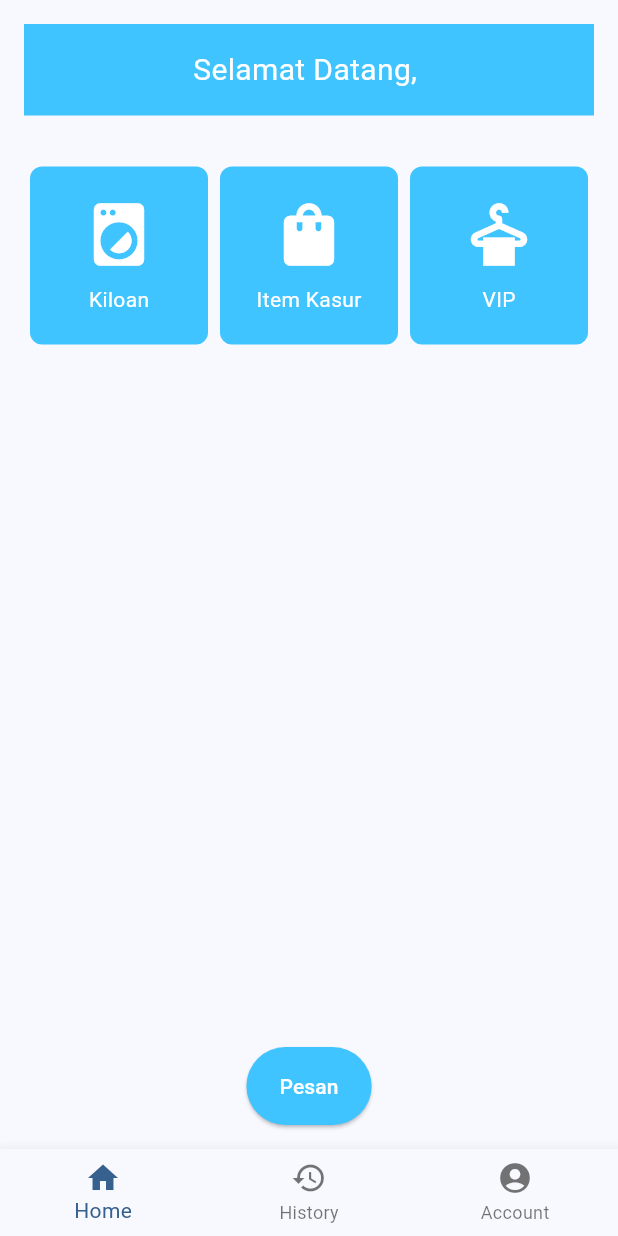
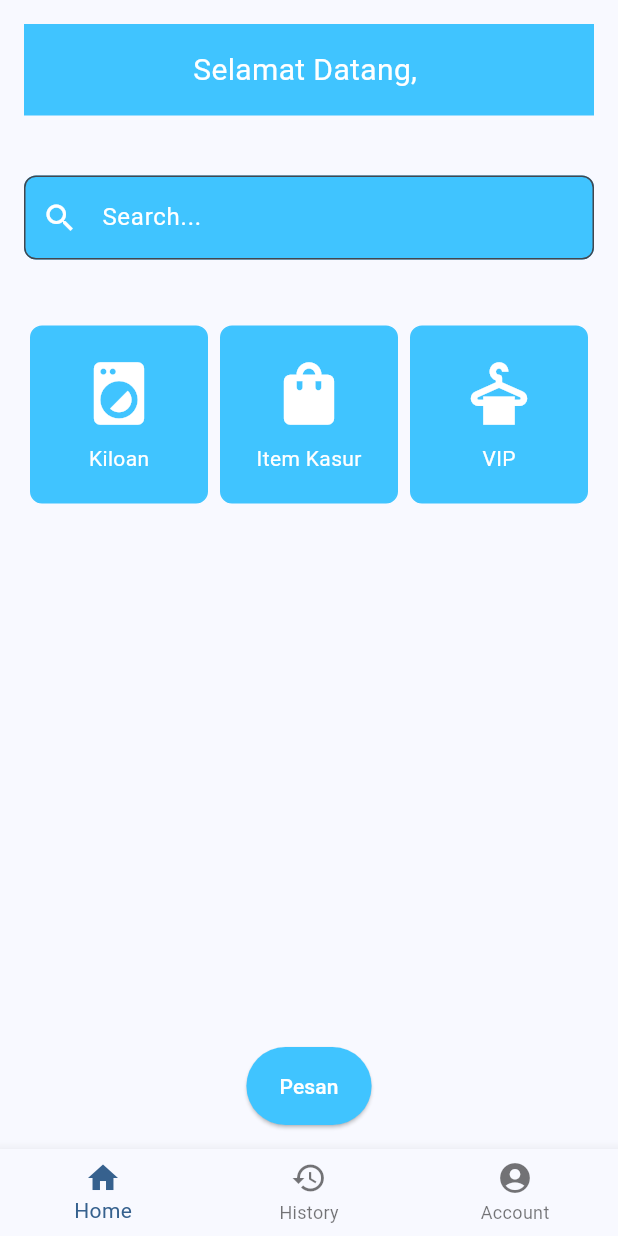
Before and after one commit to ReadysnaKrisna/Klimbat-LaunKlim, a Flutter app: the HomeScreen screen opened directly, on a phone screen of 412 x 824 dp. Run offline on Flutter 3.47's test engine with Material 3 defaults, Android fonts, the light colour scheme and no system bars; our stand-ins replace cloud_firestore, firebase_auth, firebase_core, firebase_storage, geolocator, image_picker; accounts and stored records are empty.

Commit message:
Search Screen

```diff
--- a/lib/screens/home_screen.dart
+++ b/lib/screens/home_screen.dart
@@ -7,6 +7,8 @@ import 'package:klimbat_launklim/models/detail_pesan.dart';
 import 'package:klimbat_launklim/models/detail_vip.dart';
 import 'package:klimbat_launklim/screens/history_screen.dart';
 import 'package:klimbat_launklim/screens/profile_screen.dart';
+import 'package:klimbat_launklim/services/data.dart';
+import 'package:klimbat_launklim/services/detail.dart';
 
 class HomeScreen extends StatefulWidget {
   @override
@@ -71,10 +73,31 @@ class _HomeScreenState extends State<HomeScreen> {
   }
 }
 
-class HomeContent extends StatelessWidget {
+class HomeContent extends StatefulWidget {
   final Future<String> Function() getUserName;
 
   HomeContent({required this.getUserName});
+
+  @override
+  _HomeContentState createState() => _HomeContentState();
+}
+
+class _HomeContentState extends State<HomeContent> {
+  final TextEditingController _searchController = TextEditingController();
+  List<Detail> _searchResults = [];
+
+  void _searchItems(String query) {
+    final List<Detail> results = [];
+    if (query.isNotEmpty) {
+      results.addAll(vipServices.where((service) =>
+          service.name.toLowerCase().contains(query.toLowerCase())));
+      results.addAll(kasurServices.where((service) =>
+          service.name.toLowerCase().contains(query.toLowerCase())));
+    }
+    setState(() {
+      _searchResults = results;
+    });
+  }
 
   @override
   Widget build(BuildContext context) {
@@ -83,7 +106,7 @@ class HomeContent extends StatelessWidget {
       child: Column(
         children: [
           FutureBuilder<String>(
-            future: getUserName(),
+            future: widget.getUserName(),
             builder: (context, snapshot) {
               if (snapshot.connectionState == ConnectionState.waiting) {
                 return CircularProgressIndicator();
@@ -95,7 +118,59 @@ class HomeContent extends StatelessWidget {
             },
           ),
           SizedBox(height: 30),
-          Flexible(
+          Padding(
+            padding: const EdgeInsets.symmetric(vertical: 10.0),
+            child: TextField(
+              controller: _searchController,
+              decoration: InputDecoration(
+                hintText: 'Search...',
+                hintStyle: TextStyle(color: Colors.white),
+                prefixIcon: Icon(
+                  Icons.search,
+                  color: Colors.white,
+                ),
+                filled: true,
+                fillColor: Colors.lightBlueAccent,
+                border: OutlineInputBorder(
+                  borderRadius: BorderRadius.circular(8.0),
+                ),
+              ),
+              onChanged: _searchItems,
+            ),
+          ),
+          SizedBox(height: 30),
+          _searchResults.isNotEmpty
+              ? Expanded(
+                  child: ListView.builder(
+                    itemCount: _searchResults.length,
+                    itemBuilder: (context, index) {
+                      final detail = _searchResults[index];
+                      return ListTile(
+                        title: Text(detail.name),
+                        subtitle:
+                            Text('Rp ${detail.price}\n${detail.duration}'),
+                        onTap: () {
+                          if (vipServices.contains(detail)) {
+                            Navigator.push(
+                              context,
+                              MaterialPageRoute(
+                                builder: (context) => DetailVIP(),
+                              ),
+                            );
+                          } else if (kasurServices.contains(detail)) {
+                            Navigator.push(
+                              context,
+                              MaterialPageRoute(
+                                builder: (context) => DetailItemKasur(),
+                              ),
+                            );
+                          }
+                        },
+                      );
+                    },
+                  ),
+                )
+              : Flexible(
                   child: Column(
                     children: [
                       ServiceSection(),
@@ -105,14 +180,15 @@ class HomeContent extends StatelessWidget {
                           onPressed: () {
                             Navigator.push(
                               context,
-                        MaterialPageRoute(builder: (context) => DetailPesan()),
+                              MaterialPageRoute(
+                                  builder: (context) => DetailPesan()),
                             );
                           },
                           style: ElevatedButton.styleFrom(
                             foregroundColor: Colors.white,
                             backgroundColor: Colors.lightBlueAccent,
-                      padding:
-                          EdgeInsets.symmetric(horizontal: 22, vertical: 16),
+                            padding: EdgeInsets.symmetric(
+                                horizontal: 22, vertical: 16),
                           ),
                           child: Text('Pesan'),
                         ),
--- /dev/null
+++ b/lib/services/data.dart
@@ -0,0 +1,28 @@
+import 'package:klimbat_launklim/services/detail.dart';
+
+final List<Detail> vipServices = [
+  Detail(name: 'Gorden', price: 12000, duration: '3 Hari'),
+  Detail(name: 'Vitrose', price: 7000, duration: '3 Hari'),
+  Detail(name: 'Boneka Kecil', price: 7000, duration: '3 Hari'),
+  Detail(name: 'Boneka Sedang', price: 15000, duration: '3 Hari'),
+  Detail(name: 'Boneka Besar', price: 25000, duration: '3 Hari'),
+  Detail(name: 'Stroller', price: 100000, duration: '3 Hari'),
+  Detail(name: 'Kemeja/Batik', price: 12000, duration: '3 Hari'),
+  Detail(name: 'Jas', price: 17000, duration: '3 Hari'),
+  Detail(name: 'Setelan Jas', price: 30000, duration: '3 Hari'),
+  Detail(name: 'Jaket', price: 20000, duration: '3 Hari'),
+  Detail(name: 'Gamis', price: 17000, duration: '3 Hari'),
+  Detail(name: 'Setelan Wanita', price: 17000, duration: '3 Hari'),
+];
+
+final List<Detail> kasurServices = [
+  Detail(name: 'Bedcover No.1', price: 25000, duration: '3 Hari'),
+  Detail(name: 'Bedcover No.2', price: 20000, duration: '3 Hari'),
+  Detail(name: 'Bedcover No.3', price: 15000, duration: '3 Hari'),
+  Detail(name: 'Seprei No.1', price: 15000, duration: '3 Hari'),
+  Detail(name: 'Seprei No.2', price: 10000, duration: '3 Hari'),
+  Detail(name: 'Seprei No.3', price: 8000, duration: '3 Hari'),
+  Detail(name: 'Seprei Sedang/Double', price: 15000, duration: '3 Hari'),
+  Detail(name: 'Selimut Tebal', price: 15000, duration: '3 Hari'),
+  Detail(name: 'Selimut Tipis', price: 10000, duration: '3 Hari'),
+];
```
Also changed, not shown: lib/models/detail_item_kasur.dart (+6 -17 lines), lib/models/detail_vip.dart (+6 -20 lines). Lines whose indentation alone changed are shown as unchanged.
